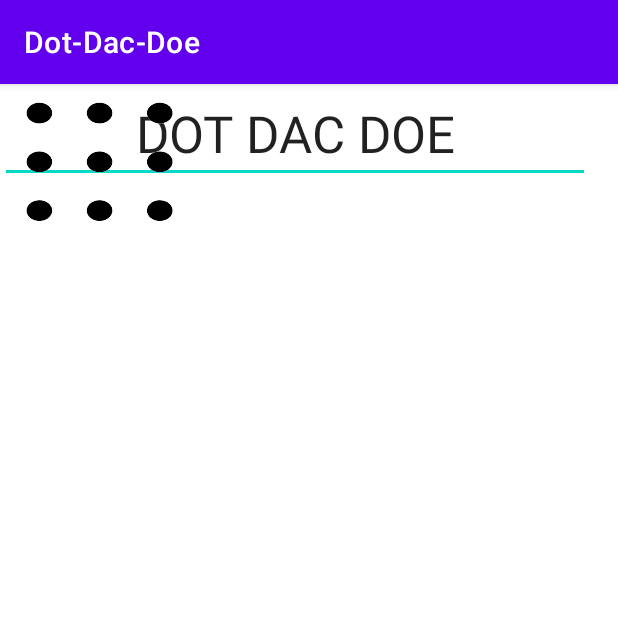
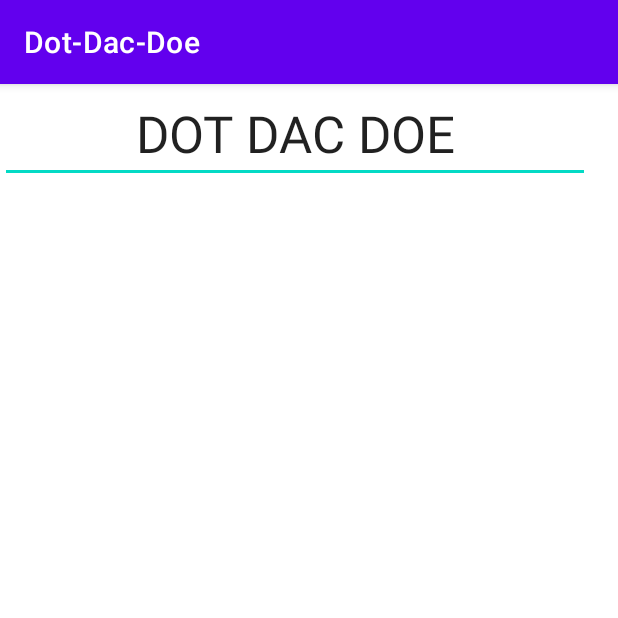
Before and after one commit to appiahla/Dot-Dac-Doe, an Android app: the HomeActivity screen opened directly, with no data from a screen before it, on a phone screen of 412 x 824 dp, the top half of it. Run offline under Robolectric (Android 15) with nearby library versions, the phone set to English and light mode, and no system bars; Roboto replaces fonts that are not available here.

```diff
--- a/app/src/main/res/layout/activity_home.xml
+++ b/app/src/main/res/layout/activity_home.xml
@@ -19,12 +19,4 @@
         tools:layout_editor_absoluteX="0dp"
         tools:layout_editor_absoluteY="59dp" />
 
-    <ImageView
-        android:id="@+id/imageView2"
-        android:layout_width="wrap_content"
-        android:layout_height="wrap_content"
-        app:srcCompat="@drawable/opening_grid2"
-        tools:layout_editor_absoluteX="139dp"
-        tools:layout_editor_absoluteY="247dp" />
-
 </androidx.constraintlayout.widget.ConstraintLayout>
```
